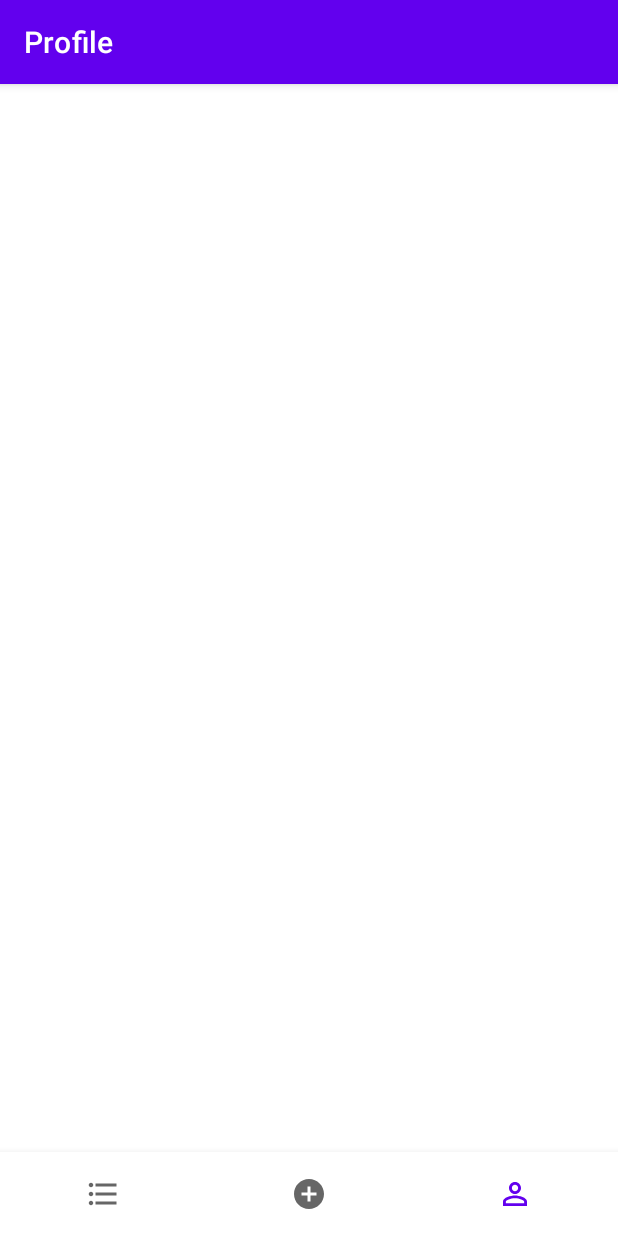
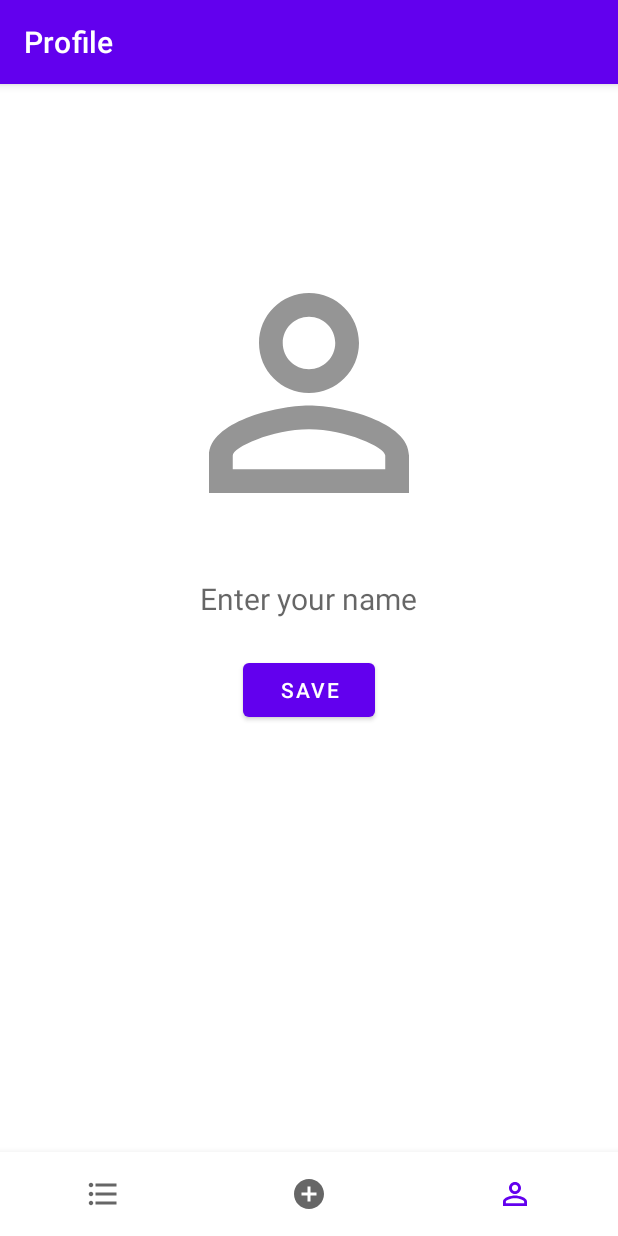
Before and after one commit to Madina192/ToDoList_kotlin, an Android app: the ProfileFragment screen opened through its navigation route, on a phone screen of 412 x 824 dp. Run offline under Robolectric (Android 15) with nearby library versions, the phone set to English and light mode, and no system bars; our stand-ins replace navigation-ui; pictures from the network do not load.

Commit message:
added pref class

```diff
--- a/app/src/main/AndroidManifest.xml
+++ b/app/src/main/AndroidManifest.xml
@@ -1,6 +1,8 @@
 <?xml version="1.0" encoding="utf-8"?>
 <manifest xmlns:android="http://schemas.android.com/apk/res/android"
     xmlns:tools="http://schemas.android.com/tools">
+
+    <uses-permission android:name="android.permission.INTERNET"/>
 
     <application
         android:allowBackup="true"
--- a/app/src/main/java/com/example/todolist/MainActivity.kt
+++ b/app/src/main/java/com/example/todolist/MainActivity.kt
@@ -3,27 +3,56 @@ package com.example.todolist
 import android.os.Bundle
 import com.google.android.material.bottomnavigation.BottomNavigationView
 import androidx.appcompat.app.AppCompatActivity
+import androidx.core.view.isVisible
+import androidx.navigation.NavController
 import androidx.navigation.findNavController
 import androidx.navigation.ui.AppBarConfiguration
-import androidx.navigation.ui.navigateUp
 import androidx.navigation.ui.setupActionBarWithNavController
 import androidx.navigation.ui.setupWithNavController
+import com.example.todolist.data.local.Pref
 import com.example.todolist.databinding.ActivityMainBinding
 
 class MainActivity : AppCompatActivity() {
 
     private lateinit var binding: ActivityMainBinding
+    private val pref : Pref by lazy {
+        Pref(this)
+    }
+    private lateinit var navController : NavController
+    private lateinit var navView : BottomNavigationView
 
     override fun onCreate(savedInstanceState: Bundle?) {
         super.onCreate(savedInstanceState)
         binding = ActivityMainBinding.inflate(layoutInflater)
         setContentView(binding.root)
 
-        val navView: BottomNavigationView = binding.navView
+        navView = binding.navView
+        navController = findNavController(R.id.nav_host_fragment_activity_main)
 
-        val navController = findNavController(R.id.nav_host_fragment_activity_main)
-        navController.navigate(R.id.onBoardingFragment)
+        navigateToOnBoarding()
+        setBottomNavVisibility()
+        setAppBar()
+    }
 
+    private fun navigateToOnBoarding() {
+        //if (!pref.isUserSeen()) {
+            navController.navigate(R.id.onBoardingFragment)
+        //}
+    }
+
+    private fun setBottomNavVisibility(){
+        navController.addOnDestinationChangedListener { _, destination, _ ->
+            if (destination.id == R.id.onBoardingFragment) {
+                navView.isVisible = false
+                supportActionBar?.hide()
+            } else {
+                navView.isVisible = true
+                supportActionBar?.show()
+            }
+        }
+    }
+
+    private fun setAppBar(){
         val appBarConfiguration = AppBarConfiguration(
             setOf(
                 R.id.navigation_tasks, R.id.navigation_add, R.id.navigation_profile,
--- a/app/src/main/java/com/example/todolist/data/local/Pref.kt
+++ b/app/src/main/java/com/example/todolist/data/local/Pref.kt
@@ -1,10 +1,45 @@
 package com.example.todolist.data.local
 
-class Pref {
+import android.content.Context
+import android.content.Context.MODE_PRIVATE
 
+class Pref(context : Context) {
 
+    private val pref by lazy {
+        context.getSharedPreferences(PREF_NAME, MODE_PRIVATE)
+    }
 
+    fun isUserSeen() : Boolean{
+        return pref.getBoolean(SEEN_KEY, false)
+    }
+
+    fun saveUserSeen(){
+        pref.edit().putBoolean(SEEN_KEY, true).apply()
+    }
+
+    fun putBoolean(){
+        pref.edit().putBoolean(SEEN_KEY, true).apply()
+    }
+
+    fun getName() : String{
+        return pref.getString(USER_NAME, "").toString()
+    }
+
+    fun setName(name : String) {
+        pref.edit().putString(USER_NAME, name).apply()
+    }
+
+    fun getImage() : String {
+        return pref.getString(USER_IMAGE, "").toString()
+    }
+
+    fun setImage(image : String){
+        pref.edit().putString(USER_IMAGE, image).apply()
+    }
     companion object{
-
+        const val PREF_NAME = "pref.name"
+        const val SEEN_KEY = "seen.key"
+        const val USER_NAME = "user.name"
+        const val USER_IMAGE = "user.image"
     }
 }
--- a/app/src/main/java/com/example/todolist/ui/onboarding/OnBoardingFragment.kt
+++ b/app/src/main/java/com/example/todolist/ui/onboarding/OnBoardingFragment.kt
@@ -5,13 +5,18 @@ import androidx.fragment.app.Fragment
 import android.view.LayoutInflater
 import android.view.View
 import android.view.ViewGroup
+import androidx.navigation.fragment.findNavController
+import com.example.todolist.data.local.Pref
 import com.example.todolist.databinding.FragmentOnBoardingBinding
 import com.example.todolist.ui.onboarding.adapter.OnBoardingAdapter
 
 class OnBoardingFragment : Fragment() {
 
     private lateinit var binding : FragmentOnBoardingBinding
-    private val adapter = OnBoardingAdapter()
+    private val adapter = OnBoardingAdapter(this::onNextClick)
+    private val pref : Pref by lazy {
+        Pref(requireContext())
+    }
 
     override fun onCreateView(
         inflater: LayoutInflater, container: ViewGroup?,
@@ -26,4 +31,9 @@ class OnBoardingFragment : Fragment() {
 
         binding.viewPager.adapter = adapter
     }
+
+    private fun onNextClick() {
+        pref.saveUserSeen()
+        findNavController().navigateUp()
+    }
 }
--- a/app/src/main/java/com/example/todolist/ui/onboarding/adapter/OnBoardingAdapter.kt
+++ b/app/src/main/java/com/example/todolist/ui/onboarding/adapter/OnBoardingAdapter.kt
@@ -8,11 +8,11 @@ import com.bumptech.glide.Glide
 import com.example.todolist.databinding.ItemOnBoardingBinding
 import com.example.todolist.model.OnBoarding
 
-class OnBoardingAdapter : Adapter<OnBoardingAdapter.OnBoardingViewHolder>() {
+class OnBoardingAdapter(val onNextClick : () -> Unit) : Adapter<OnBoardingAdapter.OnBoardingViewHolder>() {
 
     private val list = arrayListOf(
-        OnBoarding("https://img.freepik.com/free-vector/variety-time-objects-man-landing-page_52683-23310.jpg?w=740&t=st=1687245951~exp=1687246551~hmac=093f683a811d041374d09193f8b0e6df631b3d8648b6c7ba70aaada787038351", "Get things done.", "Just a click away from planning your tasks."),
-        OnBoarding("https://img.freepik.com/free-vector/appointment-booking-with-smartphone_52683-39659.jpg?w=740&t=st=1687246064~exp=1687246664~hmac=9bd0c32d3ea6b8e06228fc566b4c9b75a0c43ae8e546c5493979473b36334d3b", "Get things done.", "Just a click away from planning your tasks."),
+        OnBoarding("https://www.pngmart.com/files/Android-App-Development-PNG-Image.png", "Get things done.", "Just a click away from planning your tasks."),
+        OnBoarding("https://www.goodday.work/site/assets/img/templates/manager-page/header@2x.png", "Get things done.", "Just a click away from planning your tasks."),
         OnBoarding("https://img.freepik.com/free-vector/appointment-booking-with-smartphone_23-2148591884.jpg?w=740&t=st=1687246141~exp=1687246741~hmac=2b33a60dc9c3abfce2efb87e5e3e44ae38ae1aaa99845c1f286166f5133c4a6f", "Get things done.", "Just a click away from planning your tasks."),
     )
 
@@ -33,6 +33,11 @@ class OnBoardingAdapter : Adapter<OnBoardingAdapter.OnBoardingViewHolder>() {
             tvTitle.text = onBoarding.title
             tvDesc.text = onBoarding.desc
             Glide.with(ivIcon).load(onBoarding.image).into(ivIcon)
+            viewNext.setOnClickListener {
+                if(adapterPosition == list.lastIndex) {
+                    onNextClick()
+                }
+            }
         }
     }
 }
--- a/app/src/main/java/com/example/todolist/ui/profile/ProfileFragment.kt
+++ b/app/src/main/java/com/example/todolist/ui/profile/ProfileFragment.kt
@@ -5,12 +5,16 @@ import android.view.LayoutInflater
 import android.view.View
 import android.view.ViewGroup
 import androidx.fragment.app.Fragment
+import com.example.todolist.data.local.Pref
 import com.example.todolist.databinding.FragmentProfileBinding
 
 class ProfileFragment : Fragment() {
 
     private var _binding: FragmentProfileBinding? = null
     private val binding get() = _binding!!
+    private val pref : Pref by lazy {
+        Pref(requireContext())
+    }
 
     override fun onCreateView(
         inflater: LayoutInflater,
@@ -21,6 +25,18 @@ class ProfileFragment : Fragment() {
         return binding.root
     }
 
+    override fun onViewCreated(view: View, savedInstanceState: Bundle?) {
+        super.onViewCreated(view, savedInstanceState)
+
+        setUserName()
+    }
+    private fun setUserName() {
+        binding.etName.setText(pref.getName())
+        binding.btnSave.setOnClickListener{
+            pref.setName(binding.etName.text.toString())
+        }
+    }
+
     override fun onDestroyView() {
         super.onDestroyView()
         _binding = null
--- a/app/src/main/res/layout/fragment_profile.xml
+++ b/app/src/main/res/layout/fragment_profile.xml
@@ -4,19 +4,46 @@
     xmlns:tools="http://schemas.android.com/tools"
     android:layout_width="match_parent"
     android:layout_height="match_parent"
-    tools:context=".ui.profile.`Profile\Fragment`">
+    tools:context=".ui.profile.ProfileFragment">
 
-    <TextView
-        android:id="@+id/text_notifications"
-        android:layout_width="match_parent"
+    <LinearLayout
+        android:layout_width="wrap_content"
         android:layout_height="wrap_content"
-        android:layout_marginStart="8dp"
-        android:layout_marginTop="8dp"
-        android:layout_marginEnd="8dp"
-        android:textAlignment="center"
-        android:textSize="20sp"
-        app:layout_constraintBottom_toBottomOf="parent"
+        app:layout_constraintTop_toTopOf="parent"
+        app:layout_constraintStart_toStartOf="parent"
         app:layout_constraintEnd_toEndOf="parent"
-        app:layout_constraintStart_toStartOf="parent"
-        app:layout_constraintTop_toTopOf="parent" />
+        android:orientation="vertical"
+        android:gravity="center_horizontal"
+        android:layout_marginTop="50dp"
+
+        >
+        <com.google.android.material.imageview.ShapeableImageView
+            android:id="@+id/profileImage"
+            android:layout_width="200dp"
+            android:layout_height="200dp"
+            android:src="@drawable/ic_person"
+            app:shapeAppearanceOverlay="@style/RoundedProfileImage"
+            android:scaleType="centerCrop"
+
+            />
+        <EditText
+            android:id="@+id/etName"
+            android:layout_width="wrap_content"
+            android:layout_height="50dp"
+            android:hint="Enter your name"
+            android:background="@null"
+            android:textSize="20sp"
+            android:textColor="@color/black"
+            android:layout_marginVertical="12dp"
+            />
+        <Button
+            android:id="@+id/btnSave"
+            android:layout_width="wrap_content"
+            android:layout_height="wrap_content"
+            android:text="save"
+            />
+    </LinearLayout>
+
+
+
 </androidx.constraintlayout.widget.ConstraintLayout>
--- a/app/src/main/res/layout/item_on_boarding.xml
+++ b/app/src/main/res/layout/item_on_boarding.xml
@@ -10,7 +10,7 @@
         app:layout_constraintTop_toTopOf="parent"
         app:layout_constraintStart_toStartOf="parent"
         android:paddingStart="48dp"
-        android:paddingTop="80dp"
+        android:paddingTop="40dp"
         android:orientation="vertical"
         >
         <ImageView
@@ -44,8 +44,8 @@
     </LinearLayout>
     <View
         android:id="@+id/view_next"
-        android:layout_width="200dp"
-        android:layout_height="200dp"
+        android:layout_width="180dp"
+        android:layout_height="180dp"
         app:layout_constraintBottom_toBottomOf="parent"
         app:layout_constraintEnd_toEndOf="parent"
         android:background="@drawable/go_to_next_arrow"
--- /dev/null
+++ b/app/src/main/res/values/styles.xml
@@ -0,0 +1,8 @@
+<?xml version="1.0" encoding="utf-8"?>
+<resources>
+    <style name="RoundedProfileImage">
+        <item name="cornerSize">50%</item>
+        <item name="strokeWidth">2dp</item>
+        <item name="strokeColor">@color/black</item>
+    </style>
+</resources>
```
Also changed, not shown: app/src/main/res/layout/fragment_add.xml (+1 -13 lines).
